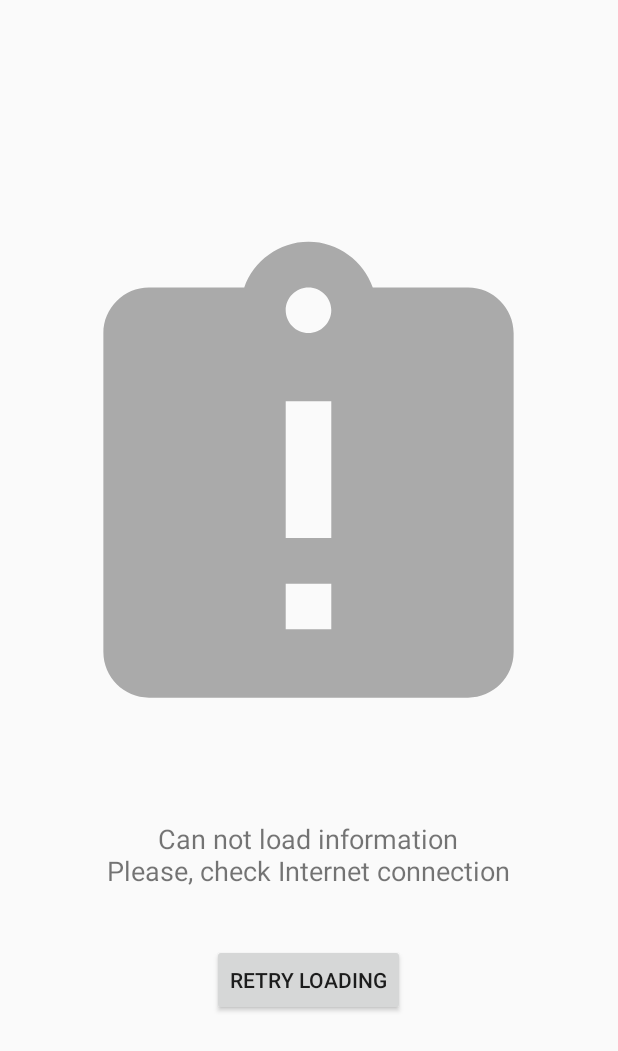
After one commit to margarita-v/A-Teams-Task, an Android app: the layout list_empty.xml on its own in the app's theme, with its tools: preview values and no code run, on a phone screen of 412 x 824 dp. The commit adds this screen. Shown: the top 1051 px of the screen. Run offline under Robolectric (Android 15) with nearby library versions, the phone set to English and light mode, and no system bars.

Commit message:
Empty view for recycler view was added

```diff
--- a/app/build.gradle
+++ b/app/build.gradle
@@ -33,5 +33,6 @@ dependencies {
     compile 'com.squareup.retrofit2:retrofit:2.2.0'
     compile 'com.squareup.retrofit2:converter-gson:2.2.0'
     compile 'com.google.code.gson:gson:2.8.0'
+    compile 'com.rockerhieu:rv-adapter-states:1.0'
     testCompile 'junit:junit:4.12'
 }
--- /dev/null
+++ b/app/src/main/res/drawable/ic_assignment_late_black_24dp.xml
@@ -0,0 +1,9 @@
+<vector xmlns:android="http://schemas.android.com/apk/res/android"
+        android:width="24dp"
+        android:height="24dp"
+        android:viewportWidth="24.0"
+        android:viewportHeight="24.0">
+    <path
+        android:fillColor="@android:color/darker_gray"
+        android:pathData="M19,3h-4.18C14.4,1.84 13.3,1 12,1c-1.3,0 -2.4,0.84 -2.82,2L5,3c-1.1,0 -2,0.9 -2,2v14c0,1.1 0.9,2 2,2h14c1.1,0 2,-0.9 2,-2L21,5c0,-1.1 -0.9,-2 -2,-2zM13,18h-2v-2h2v2zM13,14h-2L11,8h2v6zM12,5c-0.55,0 -1,-0.45 -1,-1s0.45,-1 1,-1 1,0.45 1,1 -0.45,1 -1,1z"/>
+</vector>
--- /dev/null
+++ b/app/src/main/res/layout/list_empty.xml
@@ -0,0 +1,47 @@
+<?xml version="1.0" encoding="utf-8"?>
+<LinearLayout
+    xmlns:android="http://schemas.android.com/apk/res/android"
+    xmlns:app="http://schemas.android.com/apk/res-auto"
+    android:orientation="vertical"
+    android:layout_width="match_parent"
+    android:layout_height="match_parent">
+
+    <Space
+        android:layout_width="match_parent"
+        android:layout_height="wrap_content"
+        android:layout_weight="2" />
+
+    <ImageView
+        android:id="@+id/imgEmpty"
+        android:layout_width="wrap_content"
+        android:layout_height="0dp"
+        android:layout_gravity="center"
+        android:layout_weight="5"
+        android:adjustViewBounds="true"
+        android:contentDescription="@string/loading_error"
+        android:cropToPadding="false"
+        app:srcCompat="@drawable/ic_assignment_late_black_24dp" />
+
+    <TextView
+        android:id="@+id/tvEmpty"
+        android:layout_width="wrap_content"
+        android:layout_height="wrap_content"
+        android:layout_gravity="center"
+        android:layout_weight="1"
+        android:gravity="center"
+        android:text="@string/loading_error"
+        android:textSize="18sp" />
+
+    <Button
+        android:id="@+id/btnLoad"
+        android:layout_width="wrap_content"
+        android:layout_height="wrap_content"
+        android:layout_gravity="center"
+        android:gravity="center"
+        android:text="@string/btn_load" />
+
+    <Space
+        android:layout_width="match_parent"
+        android:layout_height="wrap_content"
+        android:layout_weight="2" />
+</LinearLayout>
--- a/app/src/main/res/values/strings.xml
+++ b/app/src/main/res/values/strings.xml
@@ -4,7 +4,11 @@
     <string name="title_info">Info</string>
     <string name="title_contacts">Contacts</string>
     <string name="contacts">Margarita</string>
+    <string name="loading_error">Can not load information\nPlease, check Internet connection</string>
+
+    <!-- Buttons -->
     <string name="btn_submit">Submit</string>
+    <string name="btn_load">Retry loading</string>
 
     <!-- Hints -->
     <string name="hint_json">Please, enter a value for JSON object:"</string>
```
Also changed, not shown: app/src/main/java/com/margarita/a_teams_task/activities/MainActivity.java (+2 -5 lines), app/src/main/java/com/margarita/a_teams_task/fragments/FragmentInfo.java (+33 -13 lines).
